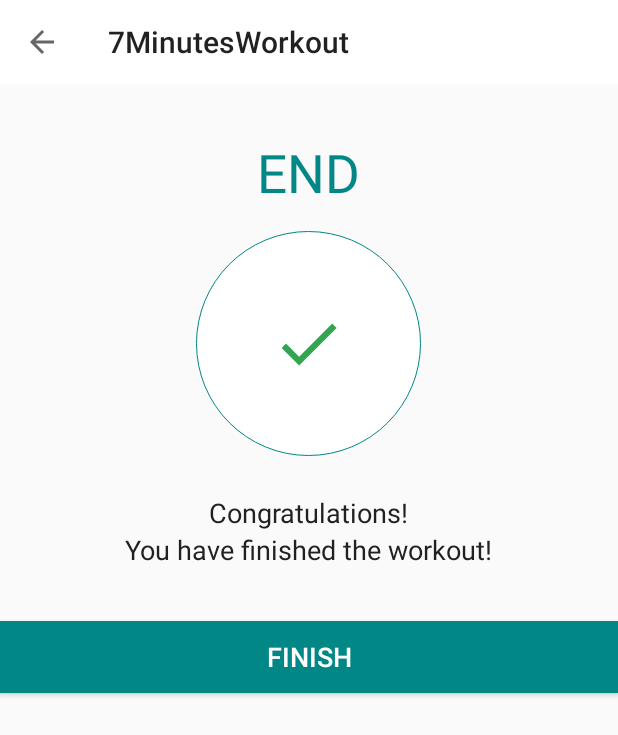
After one commit to pilichm/7MinutesWorkout, an Android app: the FinishActivity screen opened directly, with no data from a screen before it, on a phone screen of 412 x 824 dp. The commit adds this screen. Shown: the top 735 px of the screen. Run offline under Robolectric (Android 15) with nearby library versions, the phone set to English and light mode, and no system bars.

Commit message:
Added: - Finish activity, - Custom dialog for back arrow in exercise activity.

```diff
--- a/app/src/main/AndroidManifest.xml
+++ b/app/src/main/AndroidManifest.xml
@@ -9,10 +9,13 @@
         android:roundIcon="@mipmap/ic_launcher_round"
         android:supportsRtl="true"
         android:theme="@style/Theme.7MinutesWorkout">
+        <activity android:name=".FinishActivity"
+            android:screenOrientation="portrait"
+            android:theme="@style/Theme.AppCompat.Light.NoActionBar"/>
         <activity
             android:name=".ExerciseActivity"
             android:screenOrientation="portrait"
-            android:theme="@style/Theme.AppCompat.Light.NoActionBar"/>
+            android:theme="@style/Theme.AppCompat.Light.NoActionBar" />
         <activity
             android:name=".MainActivity"
             android:screenOrientation="portrait"
--- /dev/null
+++ b/app/src/main/java/pl/pilichm/a7minutesworkout/FinishActivity.kt
@@ -0,0 +1,22 @@
+package pl.pilichm.a7minutesworkout
+
+import androidx.appcompat.app.AppCompatActivity
+import android.os.Bundle
+import android.widget.Button
+import androidx.appcompat.widget.Toolbar
+
+class FinishActivity : AppCompatActivity() {
+    override fun onCreate(savedInstanceState: Bundle?) {
+        super.onCreate(savedInstanceState)
+        setContentView(R.layout.activity_finish)
+
+        val toolbarFinishActivity: Toolbar = findViewById(R.id.toolbarFinishActivity)
+        val btnFinish: Button = findViewById(R.id.btnFinish)
+
+        setSupportActionBar(toolbarFinishActivity)
+        supportActionBar?.setDisplayHomeAsUpEnabled(true)
+        btnFinish.setOnClickListener {
+            onBackPressed()
+        }
+    }
+}
--- /dev/null
+++ b/app/src/main/res/drawable/ic_action_done.xml
@@ -0,0 +1,11 @@
+<vector xmlns:android="http://schemas.android.com/apk/res/android"
+    android:width="24dp"
+    android:height="24dp"
+    android:viewportWidth="24"
+    android:viewportHeight="24"
+    android:tint="#008F24"
+    android:alpha="0.8">
+    <path
+        android:fillColor="#FF000000"
+        android:pathData="M9,16.2L4.8,12l-1.4,1.4L9,19 21,7l-1.4,-1.4L9,16.2z"/>
+</vector>
--- /dev/null
+++ b/app/src/main/res/layout/activity_finish.xml
@@ -0,0 +1,70 @@
+<?xml version="1.0" encoding="utf-8"?>
+<LinearLayout xmlns:android="http://schemas.android.com/apk/res/android"
+    xmlns:tools="http://schemas.android.com/tools"
+    android:layout_width="match_parent"
+    android:layout_height="match_parent"
+    tools:context=".FinishActivity"
+    android:layout_gravity="center_horizontal"
+    android:orientation="vertical">
+
+    <androidx.appcompat.widget.Toolbar
+        android:id="@+id/toolbarFinishActivity"
+        android:layout_width="match_parent"
+        android:background="#FFFFFF"
+        android:layout_height="?android:attr/actionBarSize"/>
+
+    <TextView
+        android:id="@+id/tvEnd"
+        android:layout_gravity="center"
+        android:layout_width="wrap_content"
+        android:layout_height="wrap_content"
+        android:layout_marginTop="35dp"
+        android:text="@string/end"
+        android:textColor="@color/teal_700"
+        android:textSize="35sp"/>
+
+    <LinearLayout
+        android:layout_width="150dp"
+        android:layout_height="150dp"
+        android:layout_gravity="center"
+        android:layout_marginTop="15dp"
+        android:background="@drawable/item_circular_thin_color_accent_border"
+        android:gravity="center">
+
+        <ImageView
+            android:layout_width="50dp"
+            android:layout_height="50dp"
+            android:contentDescription="@string/image"
+            android:src="@drawable/ic_action_done"/>
+
+    </LinearLayout>
+
+    <TextView
+        android:layout_width="wrap_content"
+        android:layout_height="wrap_content"
+        android:layout_gravity="center"
+        android:layout_marginTop="25dp"
+        android:text="@string/congratulations"
+        android:textColor="#212121"
+        android:textSize="18sp"/>
+
+    <TextView
+        android:layout_width="wrap_content"
+        android:layout_height="wrap_content"
+        android:layout_gravity="center"
+        android:text="@string/you_have_finished_the_workout"
+        android:textColor="#212121"
+        android:textSize="18sp"/>
+
+    <Button
+        android:id="@+id/btnFinish"
+        android:layout_width="match_parent"
+        android:layout_height="wrap_content"
+        android:layout_gravity="bottom"
+        android:layout_marginTop="35dp"
+        android:background="@color/teal_700"
+        android:text="@string/finish"
+        android:textColor="#FFFFFF"
+        android:textSize="18sp"/>
+
+</LinearLayout>
--- a/app/src/main/res/values/strings.xml
+++ b/app/src/main/res/values/strings.xml
@@ -4,4 +4,12 @@
     <string name="str_start">START</string>
     <string name="upcoming_exercise">UPCOMING EXERCISE</string>
     <string name="exercise_name">Exercise name</string>
+    <string name="end">END</string>
+    <string name="congratulations">Congratulations!</string>
+    <string name="you_have_finished_the_workout">You have finished the workout!</string>
+    <string name="finish">FINISH</string>
+    <string name="are_you_sure">Are you sure?</string>
+    <string name="this_will_stop_your_workout">This will stop your workout. You\'ve come this far, are you sure?</string>
+    <string name="yes">YES</string>
+    <string name="no">NO</string>
 </resources>
```
Also changed, not shown: app/src/main/java/pl/pilichm/a7minutesworkout/ExerciseActivity.kt (+29 -2 lines), app/src/main/res/layout/dialog_back_confirmation.xml (added, +62 -0 lines).
